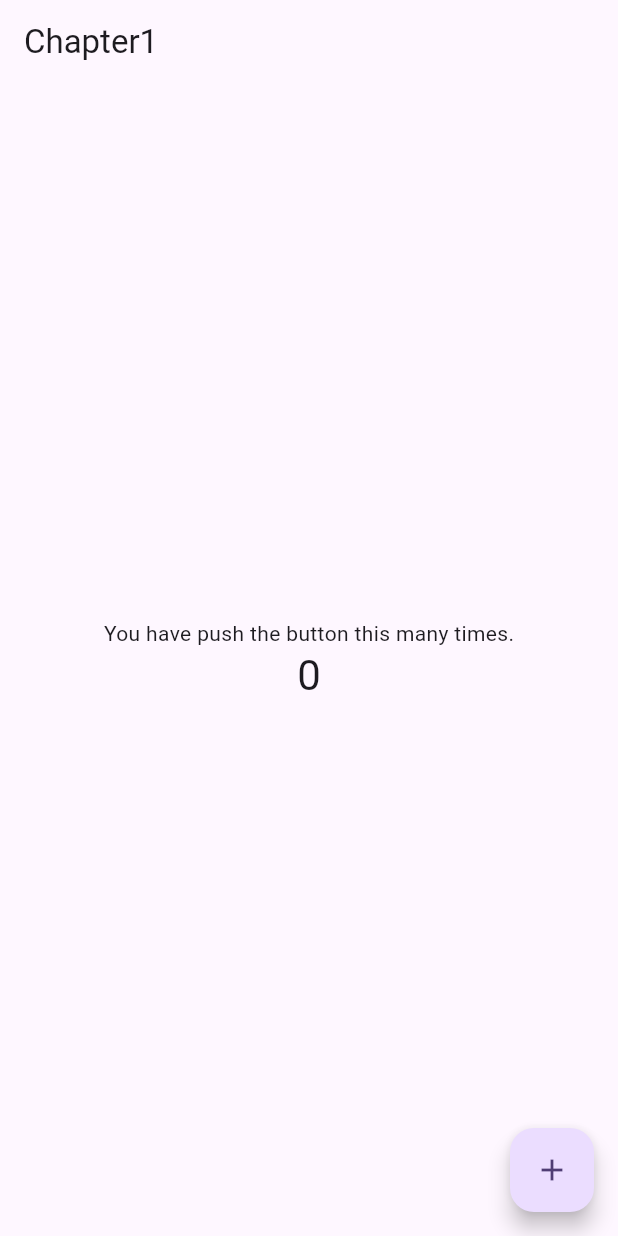
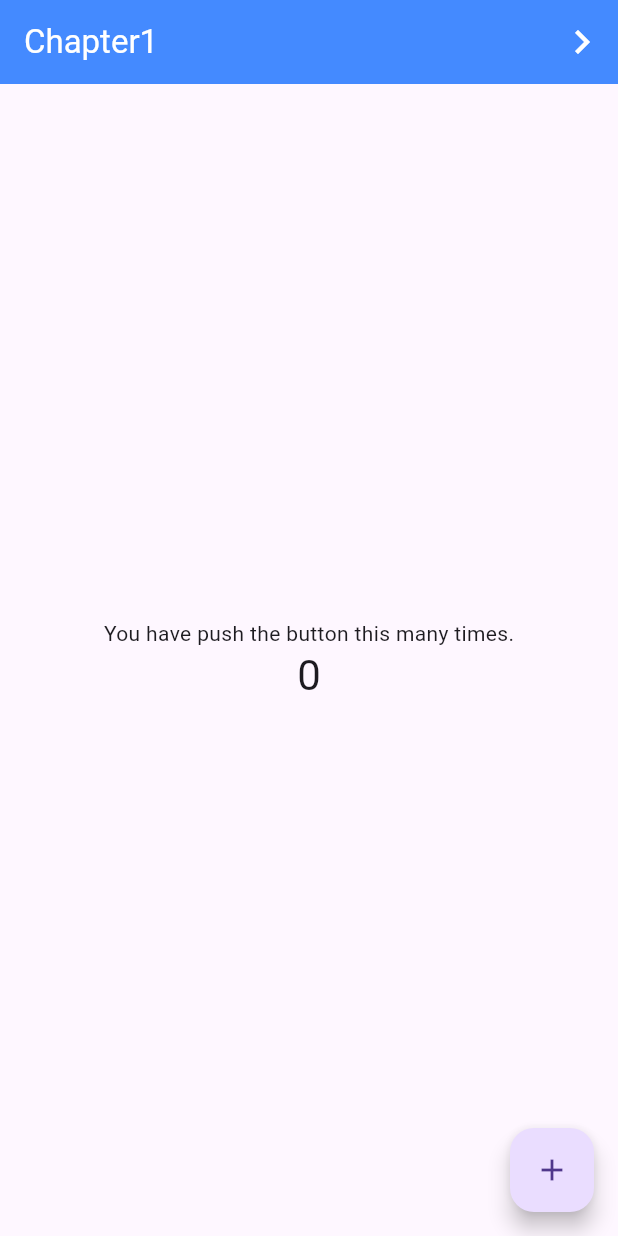
Before and after one commit to yossibank/FlutterApp, a Flutter app: the screen it shows after launch, on a phone screen of 412 x 824 dp. Run offline on Flutter 3.47's test engine with Material 2 defaults, Android fonts, the phone set to English and light mode, and no system bars; our stand-ins replace font_awesome_flutter.

Commit message:
chapter2-1, 2-2, 2-3用View作成

```diff
--- a/practice1/lib/chapter1.dart
+++ b/practice1/lib/chapter1.dart
@@ -24,6 +24,15 @@ class _Chapter1State extends State<Chapter1> {
       // 画面上部のタイトル部分
       appBar: AppBar(
         title: const Text('Chapter1'),
+        actions: [
+          IconButton(
+            onPressed: () => Navigator.of(context).pushNamed('/chapter2-1'),
+            icon: const Icon(
+              Icons.navigate_next,
+              size: 32,
+            ),
+          ),
+        ],
       ),
       body: Center(
         child: Column(
--- a/practice1/lib/main.dart
+++ b/practice1/lib/main.dart
@@ -1,5 +1,7 @@
 import 'package:flutter/material.dart';
 import 'package:practice1/chapter1.dart';
+import 'package:practice1/chapter2_1.dart';
+import 'package:practice1/chapter2_2.dart';
 
 // エントリーポイントのmain関数
 void main() {
@@ -17,10 +19,18 @@ class MyApp extends StatelessWidget {
     return MaterialApp(
       title: 'Flutter Demo',
       theme: ThemeData(
-        colorScheme: ColorScheme.fromSeed(seedColor: Colors.deepPurple),
+        appBarTheme: const AppBarTheme(
+          color: Colors.blueAccent,
+          foregroundColor: Colors.white,
+        ),
         useMaterial3: true,
       ),
-      home: const Chapter1(),
+      initialRoute: '/',
+      routes: {
+        '/': (context) => const Chapter1(),
+        '/chapter2-1': (context) => const Chapter2Page1(),
+        '/chapter2-2': (context) => const Chapter2Page2(),
+      },
     );
   }
 }
--- a/practice1/pubspec.yaml
+++ b/practice1/pubspec.yaml
@@ -48,6 +48,7 @@ dev_dependencies:
   # package. See that file for information about deactivating specific lint
   # rules and activating additional ones.
   flutter_lints: ^2.0.0
+  font_awesome_flutter: ^10.4.0
 
 # For information on the generic Dart part of this file, see the
 # following page: https://dart.dev/tools/pub/pubspec
```
Also changed, not shown: practice1/lib/chapter2_1.dart (added, +73 -0 lines), practice1/lib/chapter2_2.dart (added, +60 -0 lines).
